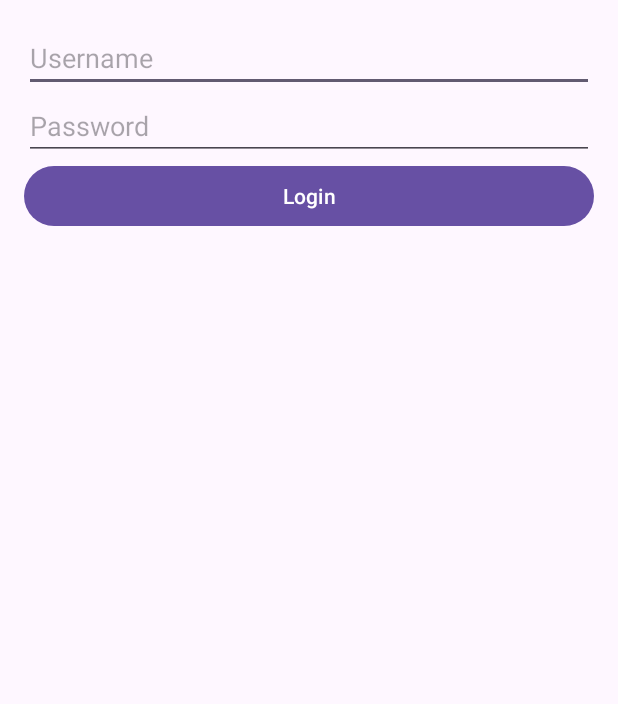
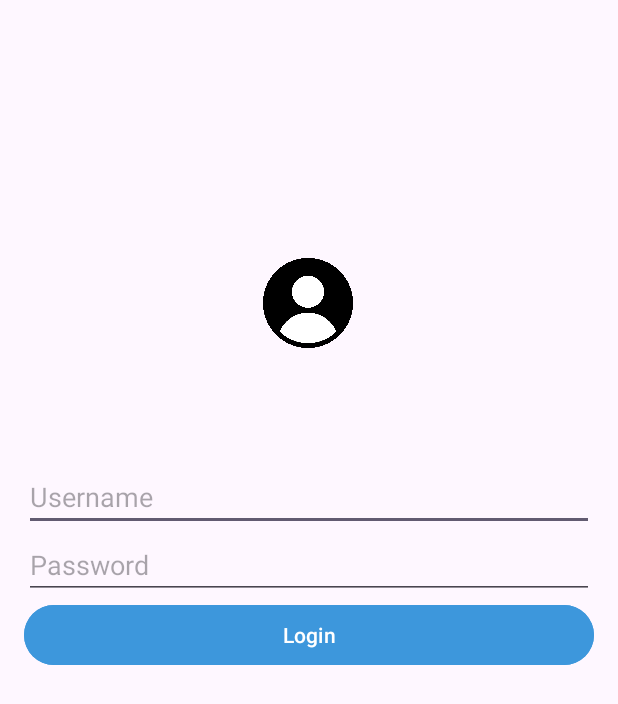
Before and after one commit to Nick-800/task_1, an Android app: the screen it shows after launch (MainActivity), on a phone screen of 412 x 824 dp. Shown: the top 704 px of the screen. Run offline under Robolectric (Android 15) with nearby library versions, the phone set to English and light mode, and no system bars; our stand-ins replace data binding.

Commit message:
Login-user

```diff
--- a/app/src/main/java/com/example/task_1/MainActivity.kt
+++ b/app/src/main/java/com/example/task_1/MainActivity.kt
@@ -1,5 +1,6 @@
 package com.example.task_1
 
+import android.graphics.Color
 import androidx.appcompat.app.AppCompatActivity
 import android.os.Bundle
 import androidx.databinding.DataBindingUtil
@@ -19,8 +20,10 @@ class MainActivity : AppCompatActivity() {
             val password = binding.password.text.toString()
             if (username == "user" && password == "pass") {
                 binding.loginResult.text = "Login Successful"
+                binding.root.setBackgroundColor(Color.WHITE)
             } else {
                 binding.loginResult.text = "Login Failed"
+                binding.root.setBackgroundColor(Color.BLACK)
             }
         }
     }
--- a/app/src/main/res/layout/activity_main.xml
+++ b/app/src/main/res/layout/activity_main.xml
@@ -1,11 +1,22 @@
 <?xml version="1.0" encoding="utf-8"?>
-<layout xmlns:android="http://schemas.android.com/apk/res/android">
+<layout xmlns:app="http://schemas.android.com/apk/res-auto"
+    xmlns:tools="http://schemas.android.com/tools"
+    xmlns:android="http://schemas.android.com/apk/res/android">
+
+    <androidx.constraintlayout.widget.ConstraintLayout
+        android:layout_width="match_parent"
+        android:layout_height="match_parent">
 
         <LinearLayout
+            android:id="@+id/linearLayout"
             android:layout_width="match_parent"
-        android:layout_height="match_parent"
+            android:layout_height="336dp"
             android:orientation="vertical"
-        android:padding="16dp">
+            android:padding="16dp"
+            app:layout_constraintBottom_toBottomOf="parent"
+            app:layout_constraintTop_toTopOf="parent"
+            app:layout_constraintVertical_bias="0.6"
+            tools:layout_editor_absoluteX="0dp">
 
             <EditText
                 android:id="@+id/username"
@@ -24,11 +35,28 @@
                 android:id="@+id/loginButton"
                 android:layout_width="match_parent"
                 android:layout_height="wrap_content"
+                android:backgroundTint="#3D97DC"
                 android:text="Login" />
 
             <TextView
                 android:id="@+id/loginResult"
                 android:layout_width="match_parent"
                 android:layout_height="wrap_content" />
+
         </LinearLayout>
+
+        <ImageView
+            android:id="@+id/imageView"
+            android:layout_width="60dp"
+            android:layout_height="60dp"
+            app:layout_constraintBottom_toTopOf="@+id/linearLayout"
+            app:layout_constraintEnd_toEndOf="parent"
+            app:layout_constraintHorizontal_bias="0.498"
+            app:layout_constraintStart_toStartOf="parent"
+            app:layout_constraintTop_toTopOf="parent"
+            app:layout_constraintVertical_bias="0.74"
+            app:srcCompat="@drawable/user" />
+
+    </androidx.constraintlayout.widget.ConstraintLayout>
+
 </layout>
--- a/app/src/main/res/values/colors.xml
+++ b/app/src/main/res/values/colors.xml
@@ -2,4 +2,6 @@
 <resources>
     <color name="black">#FF000000</color>
     <color name="white">#FFFFFFFF</color>
+    <color name="cyan">#03A9F4</color>
+
 </resources>
```
Also changed, not shown: app/src/main/res/drawable/user.png (added). Lines whose indentation alone changed are shown as unchanged.
